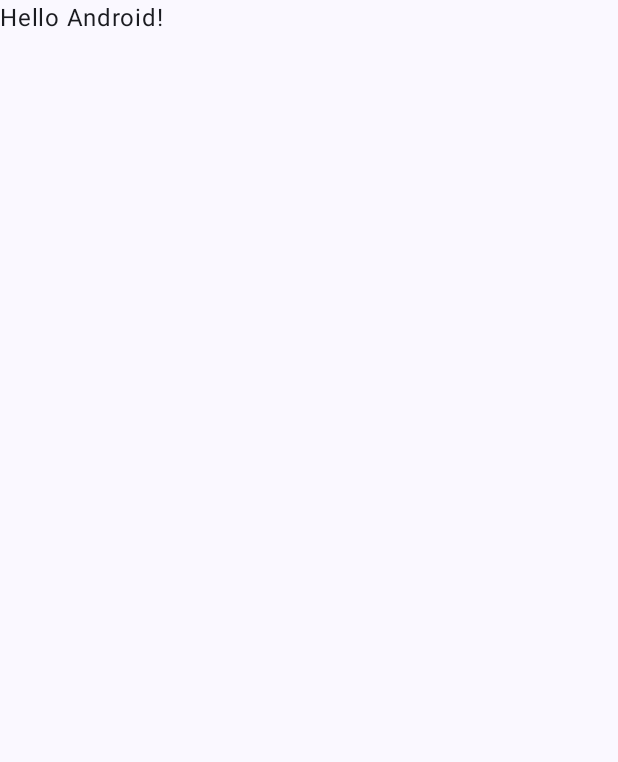
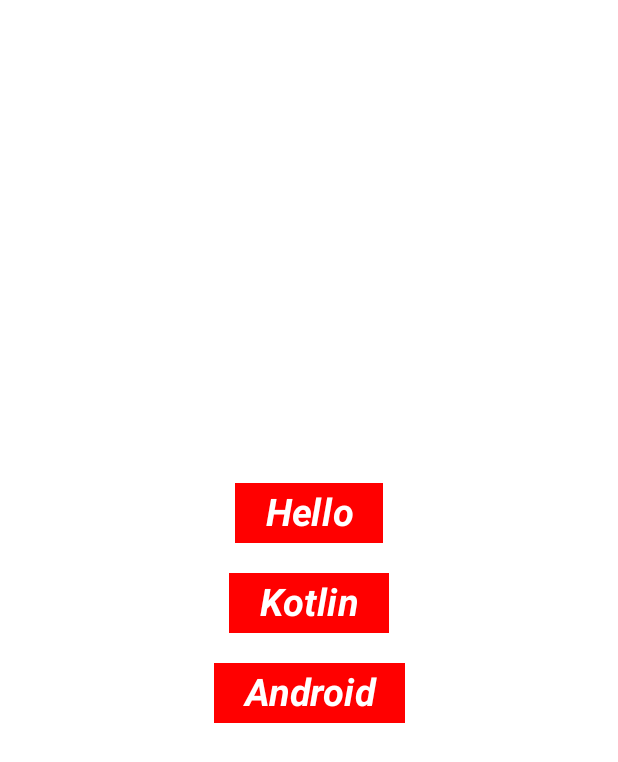
Before and after one commit to rushmi0/whiteframe, an Android app built with Jetpack Compose: the screen it shows after launch (MainActivity), on a phone screen of 412 x 824 dp. Before the commit the part shown is almost empty. Shown: the top 762 px of the screen. Run offline under Robolectric (Android 15) with nearby library versions, the phone set to English and light mode, and no system bars.

Commit message:
Arrangements and Alignments

```diff
--- a/app/src/main/java/com/example/whiteframe/MainActivity.kt
+++ b/app/src/main/java/com/example/whiteframe/MainActivity.kt
@@ -4,13 +4,28 @@ import android.os.Bundle
 import androidx.activity.ComponentActivity
 import androidx.activity.compose.setContent
 import androidx.activity.enableEdgeToEdge
+import androidx.compose.foundation.background
+import androidx.compose.foundation.layout.Arrangement
+import androidx.compose.foundation.layout.Box
+import androidx.compose.foundation.layout.Column
+import androidx.compose.foundation.layout.Row
+import androidx.compose.foundation.layout.Spacer
 import androidx.compose.foundation.layout.fillMaxSize
+import androidx.compose.foundation.layout.height
 import androidx.compose.foundation.layout.padding
-import androidx.compose.material3.Scaffold
+import androidx.compose.foundation.layout.size
+import androidx.compose.foundation.layout.width
 import androidx.compose.material3.Text
 import androidx.compose.runtime.Composable
+import androidx.compose.ui.Alignment
 import androidx.compose.ui.Modifier
+import androidx.compose.ui.graphics.Color
+import androidx.compose.ui.text.font.FontStyle
+import androidx.compose.ui.text.font.FontWeight
+import androidx.compose.ui.text.style.TextAlign
 import androidx.compose.ui.tooling.preview.Preview
+import androidx.compose.ui.unit.dp
+import androidx.compose.ui.unit.sp
 import com.example.whiteframe.ui.theme.WhiteFrameTheme
 
 class MainActivity : ComponentActivity() {
@@ -19,29 +34,98 @@ class MainActivity : ComponentActivity() {
         enableEdgeToEdge()
         setContent {
             WhiteFrameTheme {
-                Scaffold(modifier = Modifier.fillMaxSize()) { innerPadding ->
-                    Greeting(
-                        name = "Android",
-                        modifier = Modifier.padding(innerPadding)
-                    )
-                }
+                MyAlignments()
             }
         }
     }
+
 }
 
 @Composable
-fun Greeting(name: String, modifier: Modifier = Modifier) {
-    Text(
-        text = "Hello $name!",
-        modifier = Modifier.fillMaxSize()
-    )
+private fun MyAlignments() {
+    Column(
+        modifier = Modifier
+            .fillMaxSize()
+            .background(Color.White),
+        verticalArrangement = Arrangement.Center,
+        horizontalAlignment = Alignment.CenterHorizontally
+    ) {
+        Text(
+            text = "Hello",
+            color = Color.White,
+            fontSize = 25.sp,
+            fontWeight = FontWeight.Bold,
+            fontStyle = FontStyle.Italic,
+            textAlign = TextAlign.Center,
+            modifier = Modifier
+                .background(Color.Red)
+                .padding(start = 20.dp, end = 20.dp, top = 5.dp, bottom = 5.dp)
+        )
+        Spacer(modifier = Modifier.size(20.dp))
+
+        Text(
+            text = "Kotlin",
+            color = Color.White,
+            fontSize = 25.sp,
+            fontWeight = FontWeight.Bold,
+            fontStyle = FontStyle.Italic,
+            textAlign = TextAlign.Center,
+            modifier = Modifier
+                .background(Color.Red)
+                .padding(start = 20.dp, end = 20.dp, top = 5.dp, bottom = 5.dp)
+        )
+        Spacer(modifier = Modifier.size(20.dp))
+
+        Text(
+            text = "Android",
+            color = Color.White,
+            fontSize = 25.sp,
+            fontWeight = FontWeight.Bold,
+            fontStyle = FontStyle.Italic,
+            textAlign = TextAlign.Center,
+            modifier = Modifier
+                .background(Color.Red)
+                .padding(start = 20.dp, end = 20.dp, top = 5.dp, bottom = 5.dp)
+        )
+        Spacer(modifier = Modifier.size(20.dp))
+
+    }
+}
+
+
+@Composable
+fun MyLayouts(name: String) {
+    Column {
+        Box(
+            modifier = Modifier
+                .background(Color.Red)
+                .height(200.dp)
+                .width(300.dp)
+        ) {
+            Row {
+
+                Box(
+                    modifier = Modifier
+                        .size(60.dp)
+                        .background(Color.Blue)
+                )
+                Column(modifier = Modifier.background(Color.Green)) {
+                    Text(text = "Hello")
+                    Text(text = "$name!")
+                }
+            }
+
+        }
+    }
 }
 
 @Preview(showBackground = true)
 @Composable
 fun GreetingPreview() {
     WhiteFrameTheme {
-        Greeting("Android")
+        //Greeting("Android")
+        //MyLayouts("Android")
+        MyAlignments()
+
     }
 }
--- a/app/src/main/java/com/example/whiteframe/ui/theme/Theme.kt
+++ b/app/src/main/java/com/example/whiteframe/ui/theme/Theme.kt
@@ -9,6 +9,7 @@ import androidx.compose.material3.dynamicDarkColorScheme
 import androidx.compose.material3.dynamicLightColorScheme
 import androidx.compose.material3.lightColorScheme
 import androidx.compose.runtime.Composable
+import androidx.compose.ui.graphics.Color
 import androidx.compose.ui.platform.LocalContext
 
 private val DarkColorScheme = darkColorScheme(
@@ -20,17 +21,17 @@ private val DarkColorScheme = darkColorScheme(
 private val LightColorScheme = lightColorScheme(
     primary = Purple40,
     secondary = PurpleGrey40,
-    tertiary = Pink40
+    tertiary = Pink40,
 
-    /* Other default colors to override
-    background = Color(0xFFFFFBFE),
+    /* Other default colors to override */
+    background = Color.Blue,//Color(0xFFFFFBFE),
     surface = Color(0xFFFFFBFE),
     onPrimary = Color.White,
     onSecondary = Color.White,
     onTertiary = Color.White,
     onBackground = Color(0xFF1C1B1F),
     onSurface = Color(0xFF1C1B1F),
-    */
+
 )
 
 @Composable
```
